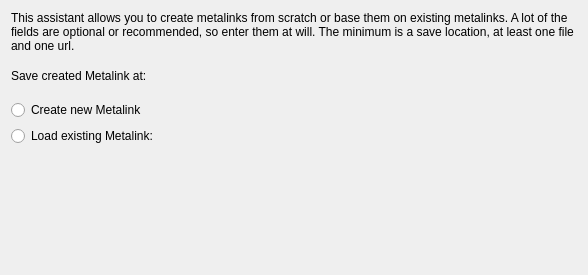
This is ui/metalinkcreator/introduction.ui in KDE/kget as Qt 5 draws it before an edit. The edited form follows.
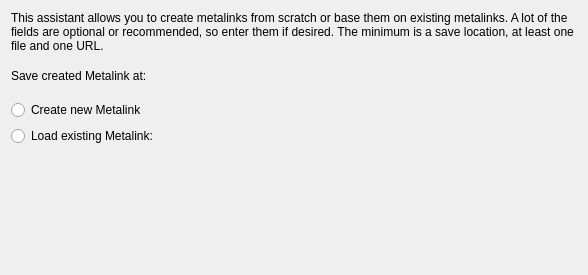
This is the edited form. Custom widgets are drawn as their Qt base class.

The edit to the form file:
```diff
--- a/ui/metalinkcreator/introduction.ui
+++ b/ui/metalinkcreator/introduction.ui
@@ -14,7 +14,7 @@
    <item>
     <widget class="QLabel" name="label_2">
      <property name="text">
-      <string>This assistant allows you to create metalinks from scratch or base them on existing metalinks. A lot of the fields are optional or recommended, so enter them at will. The minimum is a save location, at least one file and one url.</string>
+      <string>This assistant allows you to create metalinks from scratch or base them on existing metalinks. A lot of the fields are optional or recommended, so enter them if desired. The minimum is a save location, at least one file and one URL.</string>
      </property>
      <property name="wordWrap">
       <bool>true</bool>
```
